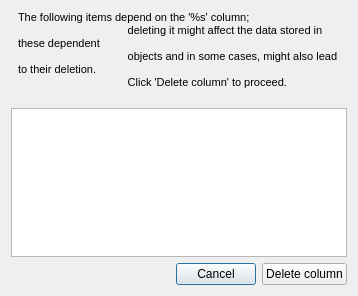
Above: stdm/ui/wizard/ui_column_depend.ui from gltn/stdm before the change. Below: the same form after it.
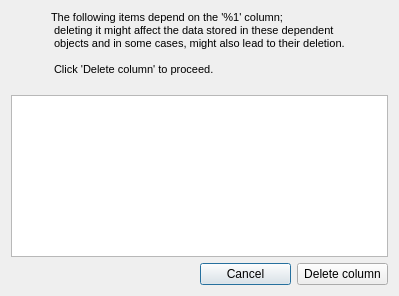
That is the form after the change.

Commit message: Some basic UI enhancements

The edit to the form file:
```diff
--- a/stdm/ui/wizard/ui_column_depend.ui
+++ b/stdm/ui/wizard/ui_column_depend.ui
@@ -9,7 +9,7 @@
             <rect>
                 <x>0</x>
                 <y>0</y>
-                <width>358</width>
+    <width>399</width>
                 <height>296</height>
             </rect>
         </property>
@@ -51,15 +51,19 @@
                                 </font>
                             </property>
                             <property name="text">
-                                <string>The following items depend on the '%s' column;
-                                    deleting it might affect the data stored in these dependent
-                                    objects and in some cases, might also lead to their deletion.
-                                    Click 'Delete column' to proceed.
+        <string>The following items depend on the '%1' column;
+ deleting it might affect the data stored in these dependent
+ objects and in some cases, might also lead to their deletion.
+
+ Click 'Delete column' to proceed.
                                 </string>
                             </property>
                             <property name="textFormat">
                                 <enum>Qt::PlainText</enum>
                             </property>
+       <property name="alignment">
+        <set>Qt::AlignLeading|Qt::AlignLeft|Qt::AlignVCenter</set>
+       </property>
                             <property name="wordWrap">
                                 <bool>true</bool>
                             </property>
```
Left out of the diff: 1 changed line with no effect on the pictures. Lines whose indentation alone changed are shown as unchanged. The commit also changes 7 other files.
